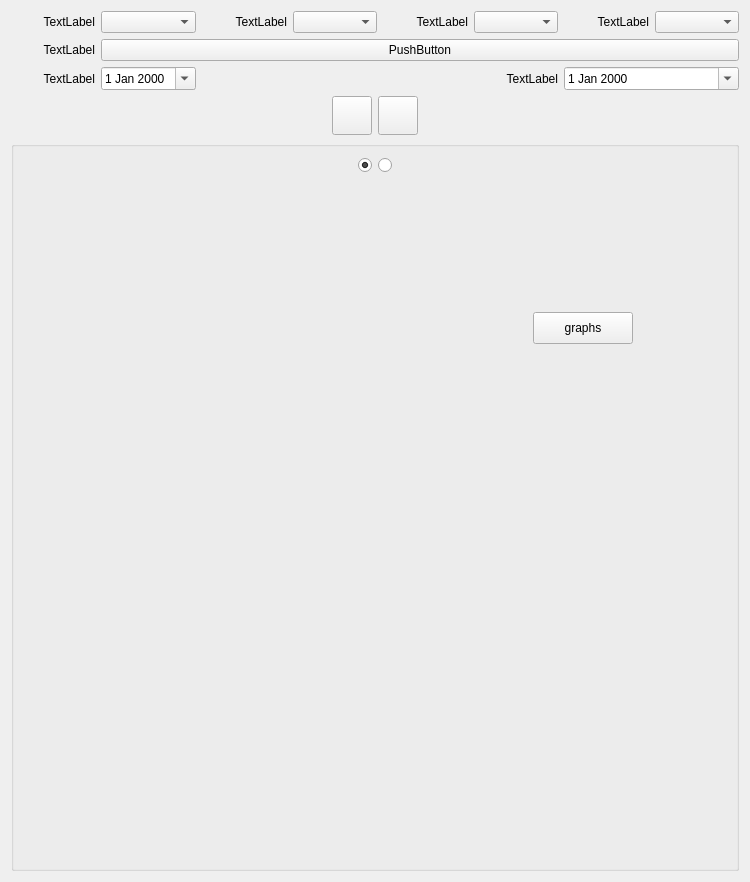
Qt form app/ui/Admin/dataanalysiswidget.ui (Tian-sj/Qt_Cmake) before a commit.
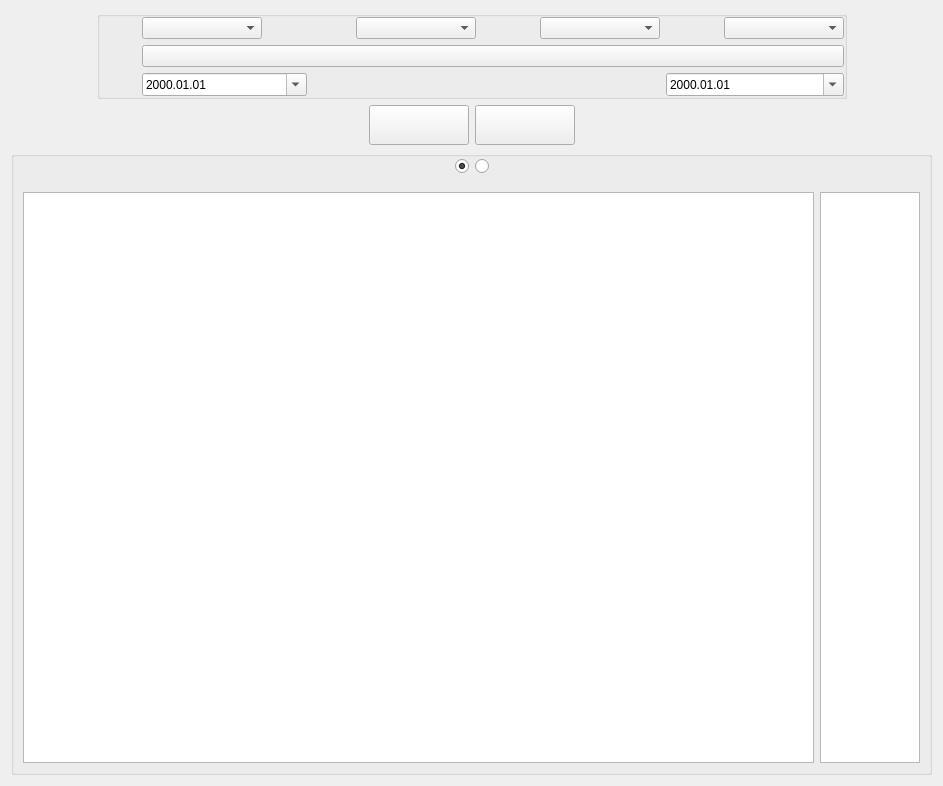
The same form after that commit. The open tabs and pages were chosen to show the change. Icons and pictures are not drawn.

```diff
--- a/app/ui/Admin/dataanalysiswidget.ui
+++ b/app/ui/Admin/dataanalysiswidget.ui
@@ -6,20 +6,103 @@
    <rect>
     <x>0</x>
     <y>0</y>
-    <width>750</width>
-    <height>882</height>
+    <width>943</width>
+    <height>786</height>
    </rect>
   </property>
   <property name="windowTitle">
    <string>Form</string>
   </property>
   <layout class="QGridLayout" name="gridLayout_3">
-   <item row="0" column="0" colspan="4">
+   <item row="1" column="3">
+    <widget class="QToolButton" name="btn_export">
+     <property name="minimumSize">
+      <size>
+       <width>100</width>
+       <height>40</height>
+      </size>
+     </property>
+     <property name="maximumSize">
+      <size>
+       <width>100</width>
+       <height>40</height>
+      </size>
+     </property>
+     <property name="text">
+      <string/>
+     </property>
+     <property name="icon">
+      <iconset resource="../../qrc/resource.qrc">
+       <normaloff>:/images/daochu.png</normaloff>:/images/daochu.png</iconset>
+     </property>
+     <property name="iconSize">
+      <size>
+       <width>16</width>
+       <height>16</height>
+      </size>
+     </property>
+     <property name="toolButtonStyle">
+      <enum>Qt::ToolButtonTextBesideIcon</enum>
+     </property>
+    </widget>
+   </item>
+   <item row="0" column="0">
+    <spacer name="horizontalSpacer_5">
+     <property name="orientation">
+      <enum>Qt::Horizontal</enum>
+     </property>
+     <property name="sizeHint" stdset="0">
+      <size>
+       <width>31</width>
+       <height>20</height>
+      </size>
+     </property>
+    </spacer>
+   </item>
+   <item row="0" column="5">
+    <spacer name="horizontalSpacer_6">
+     <property name="orientation">
+      <enum>Qt::Horizontal</enum>
+     </property>
+     <property name="sizeHint" stdset="0">
+      <size>
+       <width>32</width>
+       <height>20</height>
+      </size>
+     </property>
+    </spacer>
+   </item>
+   <item row="0" column="1" colspan="4">
+    <widget class="QGroupBox" name="group_top">
+     <property name="minimumSize">
+      <size>
+       <width>750</width>
+       <height>0</height>
+      </size>
+     </property>
+     <property name="maximumSize">
+      <size>
+       <width>16777215</width>
+       <height>16777215</height>
+      </size>
+     </property>
     <layout class="QGridLayout" name="gridLayout_2">
+      <property name="leftMargin">
+       <number>0</number>
+      </property>
+      <property name="topMargin">
+       <number>0</number>
+      </property>
+      <property name="rightMargin">
+       <number>0</number>
+      </property>
+      <property name="bottomMargin">
+       <number>0</number>
+      </property>
      <item row="0" column="0">
       <widget class="QLabel" name="lab_users">
        <property name="text">
-        <string>TextLabel</string>
+         <string/>
        </property>
        <property name="alignment">
         <set>Qt::AlignRight|Qt::AlignTrailing|Qt::AlignVCenter</set>
@@ -30,44 +113,83 @@
       </widget>
      </item>
      <item row="0" column="1">
-      <widget class="QComboBox" name="cmb_users"/>
+       <widget class="QComboBox" name="cmb_users">
+        <property name="minimumSize">
+         <size>
+          <width>120</width>
+          <height>0</height>
+         </size>
+        </property>
+        <property name="maximumSize">
+         <size>
+          <width>120</width>
+          <height>16777215</height>
+         </size>
+        </property>
+       </widget>
      </item>
      <item row="0" column="2">
+       <spacer name="horizontalSpacer_7">
+        <property name="orientation">
+         <enum>Qt::Horizontal</enum>
+        </property>
+        <property name="sizeType">
+         <enum>QSizePolicy::Fixed</enum>
+        </property>
+        <property name="sizeHint" stdset="0">
+         <size>
+          <width>10</width>
+          <height>0</height>
+         </size>
+        </property>
+       </spacer>
+      </item>
+      <item row="0" column="3">
       <widget class="QLabel" name="lab_series">
        <property name="text">
-        <string>TextLabel</string>
+         <string/>
        </property>
        <property name="alignment">
         <set>Qt::AlignRight|Qt::AlignTrailing|Qt::AlignVCenter</set>
        </property>
-       <property name="buddy">
-        <cstring>cmb_series</cstring>
-       </property>
-      </widget>
-     </item>
-     <item row="0" column="3">
-      <widget class="QComboBox" name="cmb_series"/>
-     </item>
+       </widget>
+      </item>
      <item row="0" column="4">
-      <widget class="QLabel" name="lab_models">
-       <property name="text">
-        <string>TextLabel</string>
-       </property>
-       <property name="alignment">
-        <set>Qt::AlignRight|Qt::AlignTrailing|Qt::AlignVCenter</set>
-       </property>
-       <property name="buddy">
-        <cstring>cmb_models</cstring>
+       <widget class="QComboBox" name="cmb_series">
+        <property name="minimumSize">
+         <size>
+          <width>120</width>
+          <height>0</height>
+         </size>
+        </property>
+        <property name="maximumSize">
+         <size>
+          <width>120</width>
+          <height>16777215</height>
+         </size>
        </property>
       </widget>
      </item>
      <item row="0" column="5">
-      <widget class="QComboBox" name="cmb_models"/>
+       <spacer name="horizontalSpacer_9">
+        <property name="orientation">
+         <enum>Qt::Horizontal</enum>
+        </property>
+        <property name="sizeType">
+         <enum>QSizePolicy::Fixed</enum>
+        </property>
+        <property name="sizeHint" stdset="0">
+         <size>
+          <width>10</width>
+          <height>0</height>
+         </size>
+        </property>
+       </spacer>
      </item>
      <item row="0" column="6">
-      <widget class="QLabel" name="lab_devices">
+       <widget class="QLabel" name="lab_models">
        <property name="text">
-        <string>TextLabel</string>
+         <string/>
        </property>
        <property name="alignment">
         <set>Qt::AlignRight|Qt::AlignTrailing|Qt::AlignVCenter</set>
@@ -78,71 +200,167 @@
       </widget>
      </item>
      <item row="0" column="7">
-      <widget class="QComboBox" name="cmb_devices"/>
+       <widget class="QComboBox" name="cmb_models">
+        <property name="minimumSize">
+         <size>
+          <width>120</width>
+          <height>0</height>
+         </size>
+        </property>
+        <property name="maximumSize">
+         <size>
+          <width>120</width>
+          <height>16777215</height>
+         </size>
+        </property>
+       </widget>
+      </item>
+      <item row="0" column="8">
+       <spacer name="horizontalSpacer_8">
+        <property name="orientation">
+         <enum>Qt::Horizontal</enum>
+        </property>
+        <property name="sizeType">
+         <enum>QSizePolicy::Fixed</enum>
+        </property>
+        <property name="sizeHint" stdset="0">
+         <size>
+          <width>10</width>
+          <height>0</height>
+         </size>
+        </property>
+       </spacer>
+      </item>
+      <item row="0" column="9">
+       <widget class="QLabel" name="lab_devices">
+        <property name="text">
+         <string/>
+        </property>
+        <property name="alignment">
+         <set>Qt::AlignRight|Qt::AlignTrailing|Qt::AlignVCenter</set>
+        </property>
+       </widget>
+      </item>
+      <item row="0" column="10">
+       <widget class="QComboBox" name="cmb_devices">
+        <property name="minimumSize">
+         <size>
+          <width>120</width>
+          <height>0</height>
+         </size>
+        </property>
+        <property name="maximumSize">
+         <size>
+          <width>16777215</width>
+          <height>16777215</height>
+         </size>
+        </property>
+       </widget>
      </item>
      <item row="1" column="0">
       <widget class="QLabel" name="lab_data">
        <property name="text">
-        <string>TextLabel</string>
+         <string/>
        </property>
        <property name="alignment">
         <set>Qt::AlignRight|Qt::AlignTrailing|Qt::AlignVCenter</set>
        </property>
-       <property name="buddy">
-        <cstring>btn_data</cstring>
-       </property>
-      </widget>
-     </item>
-     <item row="1" column="1" colspan="7">
+       </widget>
+      </item>
+      <item row="1" column="1" colspan="10">
       <widget class="QPushButton" name="btn_data">
        <property name="text">
-        <string>PushButton</string>
+         <string/>
        </property>
       </widget>
      </item>
      <item row="2" column="0">
       <widget class="QLabel" name="lab_start_date">
        <property name="text">
-        <string>TextLabel</string>
+         <string/>
        </property>
        <property name="alignment">
         <set>Qt::AlignRight|Qt::AlignTrailing|Qt::AlignVCenter</set>
        </property>
-       <property name="buddy">
-        <cstring>start_date</cstring>
-       </property>
-      </widget>
-     </item>
-     <item row="2" column="1">
+       </widget>
+      </item>
+      <item row="2" column="1" colspan="2">
       <widget class="QDateEdit" name="start_date">
+        <property name="minimumSize">
+         <size>
+          <width>165</width>
+          <height>0</height>
+         </size>
+        </property>
+        <property name="maximumSize">
+         <size>
+          <width>165</width>
+          <height>16777215</height>
+         </size>
+        </property>
+        <property name="readOnly">
+         <bool>false</bool>
+        </property>
+        <property name="displayFormat">
+         <string>yyyy.MM.dd</string>
+        </property>
        <property name="calendarPopup">
         <bool>true</bool>
        </property>
       </widget>
      </item>
-     <item row="2" column="5">
+      <item row="2" column="7">
       <widget class="QLabel" name="lab_end_date">
        <property name="text">
-        <string>TextLabel</string>
+         <string/>
        </property>
        <property name="alignment">
         <set>Qt::AlignRight|Qt::AlignTrailing|Qt::AlignVCenter</set>
        </property>
-       <property name="buddy">
-        <cstring>end_date</cstring>
-       </property>
-      </widget>
-     </item>
-     <item row="2" column="6" colspan="2">
+       </widget>
+      </item>
+      <item row="2" column="8" colspan="3">
       <widget class="QDateEdit" name="end_date">
+        <property name="minimumSize">
+         <size>
+          <width>165</width>
+          <height>0</height>
+         </size>
+        </property>
+        <property name="maximumSize">
+         <size>
+          <width>16777215</width>
+          <height>16777215</height>
+         </size>
+        </property>
+        <property name="readOnly">
+         <bool>false</bool>
+        </property>
+        <property name="displayFormat">
+         <string>yyyy.MM.dd</string>
+        </property>
        <property name="calendarPopup">
         <bool>true</bool>
        </property>
       </widget>
      </item>
     </layout>
+    </widget>
    </item>
-   <item row="1" column="0">
+   <item row="1" column="4" colspan="2">
+    <spacer name="horizontalSpacer_4">
+     <property name="orientation">
+      <enum>Qt::Horizontal</enum>
+     </property>
+     <property name="sizeHint" stdset="0">
+      <size>
+       <width>304</width>
+       <height>20</height>
+      </size>
+     </property>
+    </spacer>
+   </item>
+   <item row="1" column="0" colspan="2">
     <spacer name="horizontalSpacer_3">
      <property name="orientation">
       <enum>Qt::Horizontal</enum>
@@ -155,31 +373,27 @@
      </property>
     </spacer>
    </item>
-   <item row="1" column="1">
-    <widget class="QToolButton" name="btn_search">
-     <property name="text">
-      <string/>
-     </property>
-     <property name="iconSize">
-      <size>
-       <width>32</width>
-       <height>32</height>
-      </size>
-     </property>
-     <property name="toolButtonStyle">
-      <enum>Qt::ToolButtonTextBesideIcon</enum>
-     </property>
-    </widget>
-   </item>
    <item row="1" column="2">
-    <widget class="QToolButton" name="btn_export">
+    <widget class="QToolButton" name="btn_search">
+     <property name="minimumSize">
+      <size>
+       <width>100</width>
+       <height>40</height>
+      </size>
+     </property>
+     <property name="maximumSize">
+      <size>
+       <width>100</width>
+       <height>40</height>
+      </size>
+     </property>
      <property name="text">
       <string/>
      </property>
      <property name="iconSize">
       <size>
-       <width>32</width>
-       <height>32</height>
+       <width>16</width>
+       <height>16</height>
       </size>
      </property>
      <property name="toolButtonStyle">
@@ -187,22 +401,21 @@
      </property>
     </widget>
    </item>
-   <item row="1" column="3">
-    <spacer name="horizontalSpacer_4">
-     <property name="orientation">
-      <enum>Qt::Horizontal</enum>
-     </property>
-     <property name="sizeHint" stdset="0">
-      <size>
-       <width>304</width>
-       <height>20</height>
-      </size>
-     </property>
-    </spacer>
-   </item>
-   <item row="2" column="0" colspan="4">
-    <widget class="QGroupBox" name="">
+   <item row="2" column="0" colspan="6">
+    <widget class="QGroupBox" name="group_data">
      <layout class="QGridLayout" name="gridLayout">
+      <property name="leftMargin">
+       <number>0</number>
+      </property>
+      <property name="topMargin">
+       <number>0</number>
+      </property>
+      <property name="rightMargin">
+       <number>0</number>
+      </property>
+      <property name="bottomMargin">
+       <number>0</number>
+      </property>
       <item row="0" column="2">
        <widget class="QRadioButton" name="radio_graphs">
         <property name="text">
@@ -273,19 +486,27 @@
          </widget>
         </widget>
         <widget class="QWidget" name="page_graphs">
-         <widget class="QPushButton" name="pushButton_3">
-          <property name="geometry">
-           <rect>
-            <x>510</x>
-            <y>130</y>
+         <layout class="QGridLayout" name="gridLayout_5">
+          <item row="0" column="0">
+           <widget class="QGraphicsView" name="graphicsView"/>
+          </item>
+          <item row="0" column="1">
+           <widget class="QListView" name="listView">
+            <property name="minimumSize">
+             <size>
             <width>100</width>
-            <height>32</height>
-           </rect>
-          </property>
-          <property name="text">
-           <string>graphs</string>
-          </property>
-         </widget>
+              <height>0</height>
+             </size>
+            </property>
+            <property name="maximumSize">
+             <size>
+              <width>100</width>
+              <height>16777215</height>
+             </size>
+            </property>
+           </widget>
+          </item>
+         </layout>
         </widget>
        </widget>
       </item>
```
Left out of the diff: 53 changed lines with no effect on the pictures. Lines whose indentation alone changed are shown as unchanged.
